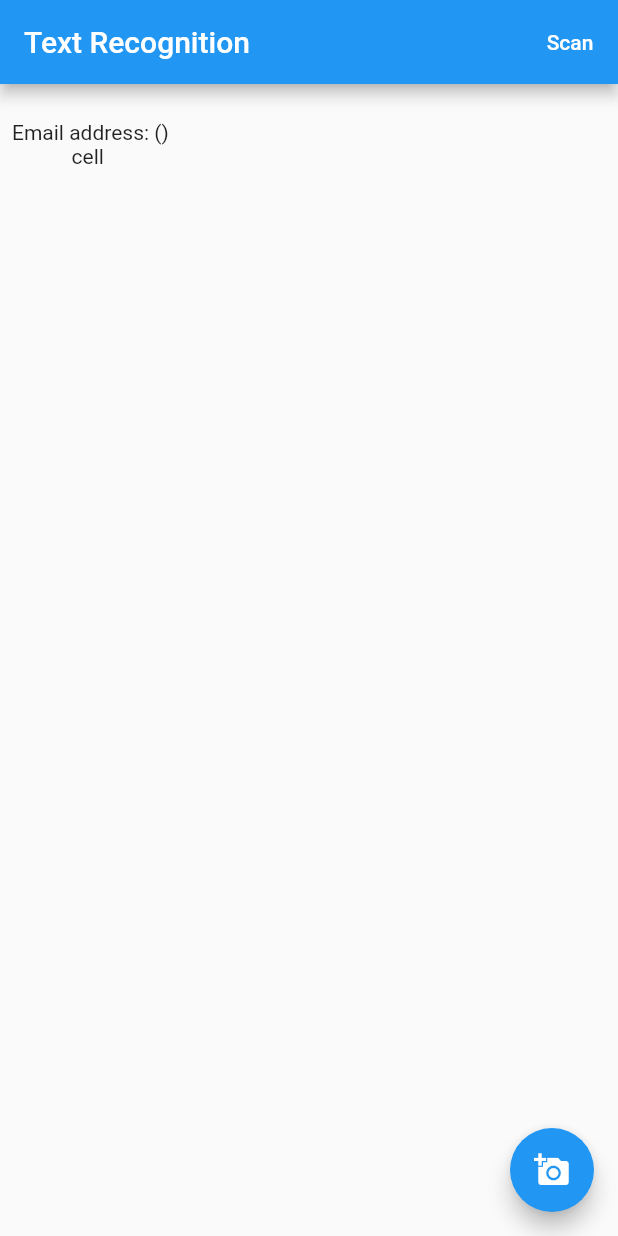
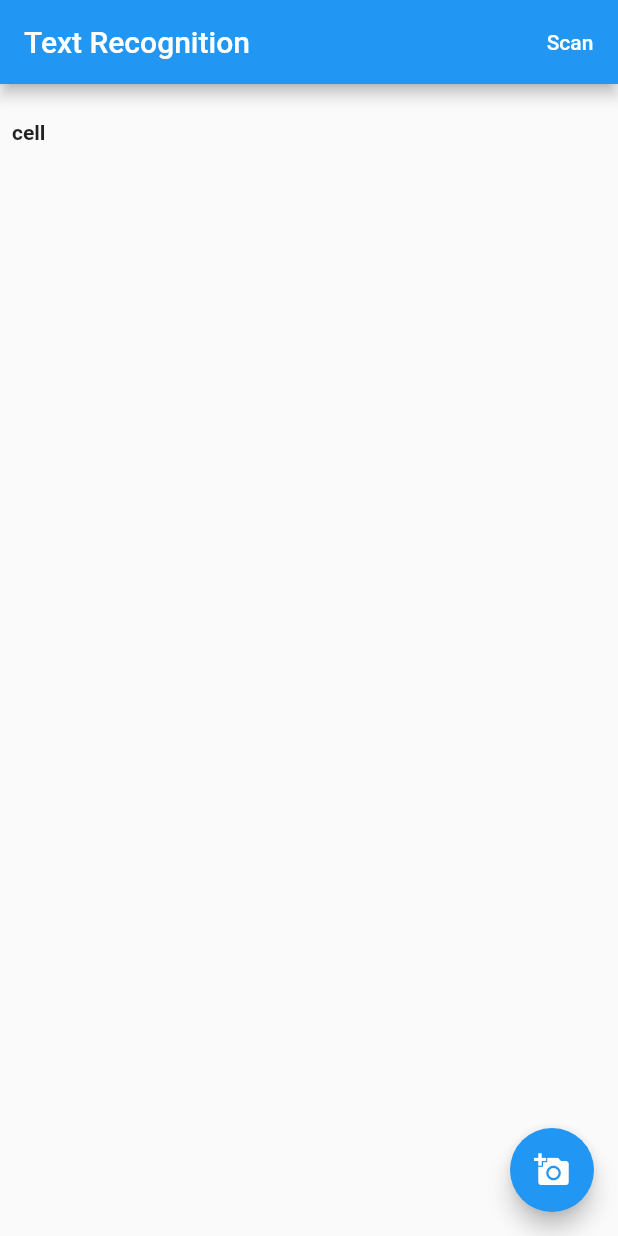
Before and after one commit to MouBiswas16/ocr_text_recognition, a Flutter app: the screen it shows after launch, on a phone screen of 412 x 824 dp. Run offline on Flutter 3.47's test engine with Material 2 defaults, Android fonts, the phone set to English and light mode, and no system bars; our stand-ins replace image_picker; missing offline and left inert: google_ml_kit.

Commit message:
basic file-structure

```diff
--- a/lib/screens/home_page.dart
+++ b/lib/screens/home_page.dart
@@ -18,27 +18,14 @@
   String cell = "";
   String _text = "";
   XFile? _xfile;
-  // List<String> emailExtraction(String string) {
-  //   final emailPattern = RegExp(r'\b[\w\.-]+@[\w\.-]+\.\w{2,4}\b',
-  //       caseSensitive: false, multiLine: true);
-  //   final matches = emailPattern.allMatches("$_text");
-  //   final List<String> emails = [];
-  //   if (matches != null) {
-  //     for (final Match match in matches) {
-  //       emails.add(string.substring(match.start, match.end));
-  //     }
-  //   }
-  //   return emails;
-  // }
+
   RegExp regExp = RegExp(
-    r"^(?:[+0]9)?[0-9]{10}$",
+    r"^(?:\+?88|0088)?01[15-9]\d{8}$",
     caseSensitive: false,
     multiLine: false,
   );
   @override
   Widget build(BuildContext context) {
-    // final emails = emailExtraction('$_text');
-
     return Scaffold(
       appBar: AppBar(
         title: Text("Text Recognition"),
@@ -66,14 +53,12 @@
                   File(_xfile!.path),
                   fit: BoxFit.fitWidth,
                 ),
-
               SelectableText("$_text"),
-              // Text(
-              //   "Email address: $emails",
-              //   style: TextStyle(fontWeight: FontWeight.bold),
-              // ),
-              Text("Email address: " + regExp.allMatches("$_text").toString()),
-              Text("cell $cell"),
+              // Text("Email address: " + regExp.allMatches("$_text").toString()),
+              Text(
+                "cell $cell",
+                style: TextStyle(fontWeight: FontWeight.bold),
+              ),
             ],
           ),
         ),
@@ -81,8 +66,10 @@
     );
   }
 
-  int getNumberOnly(String text) =>
-      int.parse(text.replaceAll(RegExp('[^0-9]'), ''));
+  int getNumberOnly(String text) => int.parse(
+        text.replaceAll(RegExp('[^0-9]'), ''),
+      );
+
   Future scanText() async {
     showDialog(
       context: context,
```
Also changed, not shown: pubspec.yaml (+13 -4 lines), lib/core/constant/constant_helper.dart (added), lib/core/error/failures.dart (added), lib/core/usecases/usecases.dart (added), lib/features/txt_ocr/data/datasource/txt_ocr_datasource.dart (added), lib/features/txt_ocr/data/datasource/txt_ocr_datasource_impl.dart (added), lib/features/txt_ocr/data/mapper/detector.dart (added), lib/features/txt_ocr/data/mapper/normalize.dart (added), lib/features/txt_ocr/data/mapper/txt_data_mapper.dart (added), lib/features/txt_ocr/data/models/txt_data_model.dart (added), lib/features/txt_ocr/data/repository/txt_ocr_repository_impl.dart (added), lib/features/txt_ocr/domain/entity/txt_data_entity.dart (added), lib/features/txt_ocr/domain/repository/txt_ocr_repository.dart (added), lib/features/txt_ocr/domain/usecases/txt_ocr_usecase.dart (added), 6 more files, 1 other file.
